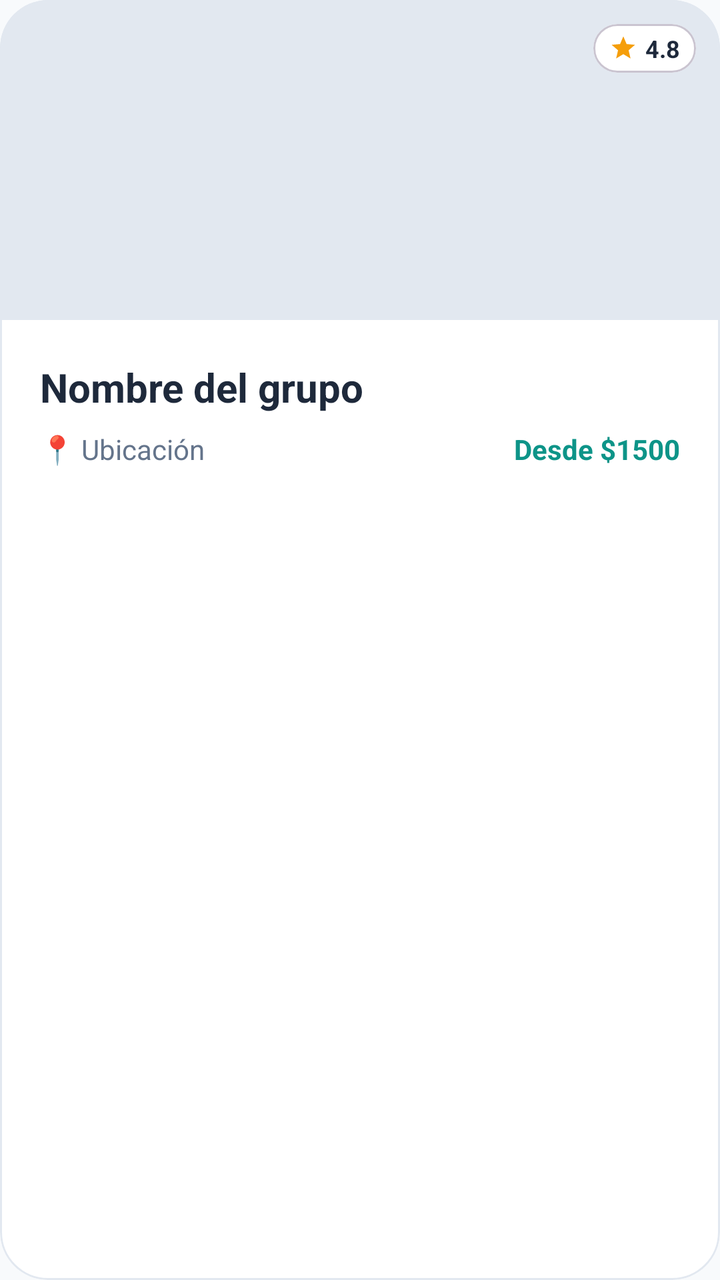
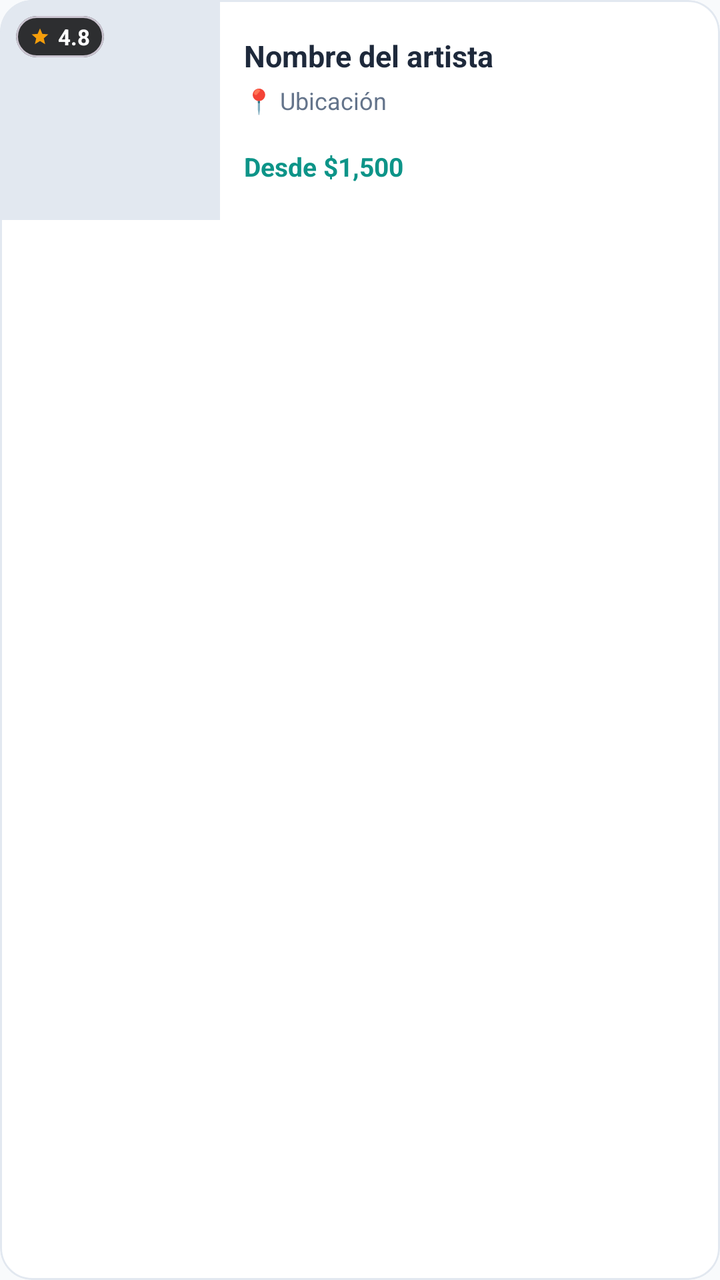

Screens rendered from an Android XML layout before and after an edit, with the pre-edit source and the edit as a unified diff.
<!-- AndroidManifest.xml: application theme Theme.ArmonihzMobile -->
<!-- res/layout/item_musician.xml -->
<?xml version="1.0" encoding="utf-8"?>
<com.google.android.material.card.MaterialCardView
    xmlns:android="http://schemas.android.com/apk/res/android"
    xmlns:app="http://schemas.android.com/apk/res-auto"
    android:layout_width="match_parent"
    android:layout_height="wrap_content"
    android:layout_marginBottom="20dp"
    app:cardBackgroundColor="@color/md_surface"
    app:cardCornerRadius="24dp"
    app:cardElevation="0dp"
    app:strokeColor="@color/md_outline"
    app:strokeWidth="1dp">

    <androidx.constraintlayout.widget.ConstraintLayout
        android:layout_width="match_parent"
        android:layout_height="wrap_content">

        <ImageView
            android:id="@+id/ivCoverPhoto"
            android:layout_width="match_parent"
            android:layout_height="160dp"
            android:background="@color/md_outline"
            android:scaleType="centerCrop"
            app:layout_constraintEnd_toEndOf="parent"
            app:layout_constraintStart_toStartOf="parent"
            app:layout_constraintTop_toTopOf="parent" />

        <com.google.android.material.card.MaterialCardView
            android:layout_width="wrap_content"
            android:layout_height="wrap_content"
            android:layout_margin="12dp"
            app:cardBackgroundColor="@color/md_surface"
            app:cardCornerRadius="12dp"
            app:cardElevation="0dp"
            app:layout_constraintEnd_toEndOf="parent"
            app:layout_constraintTop_toTopOf="parent">

            <LinearLayout
                android:layout_width="wrap_content"
                android:layout_height="wrap_content"
                android:gravity="center_vertical"
                android:orientation="horizontal"
                android:paddingHorizontal="8dp"
                android:paddingVertical="4dp">

                <ImageView
                    android:layout_width="14dp"
                    android:layout_height="14dp"
                    android:src="@drawable/ic_star"
                    app:tint="#F59E0B" /> <TextView
                android:id="@+id/tvRating"
                android:layout_width="wrap_content"
                android:layout_height="wrap_content"
                android:layout_marginStart="4dp"
                android:text="4.8"
                android:textColor="@color/md_onSurface"
                android:textSize="12sp"
                android:textStyle="bold" />
            </LinearLayout>
        </com.google.android.material.card.MaterialCardView>

        <LinearLayout
            android:layout_width="match_parent"
            android:layout_height="wrap_content"
            android:orientation="vertical"
            android:padding="20dp"
            app:layout_constraintBottom_toBottomOf="parent"
            app:layout_constraintTop_toBottomOf="@id/ivCoverPhoto">

            <TextView
                android:id="@+id/tvStageName"
                android:layout_width="wrap_content"
                android:layout_height="wrap_content"
                android:text="Nombre del grupo"
                android:textColor="@color/md_onSurface"
                android:textSize="20sp"
                android:textStyle="bold" />

            <LinearLayout
                android:layout_width="match_parent"
                android:layout_height="wrap_content"
                android:layout_marginTop="8dp"
                android:gravity="center_vertical"
                android:orientation="horizontal">

                <TextView
                    android:id="@+id/tvLocationAndRate"
                    android:layout_width="wrap_content"
                    android:layout_height="wrap_content"
                    android:text="📍 Ubicación"
                    android:textColor="@color/md_onSurfaceVariant"
                    android:textSize="14sp" />

                <View
                    android:layout_width="0dp"
                    android:layout_height="0dp"
                    android:layout_weight="1" />

                <TextView
                    android:id="@+id/tvPriceHint"
                    android:layout_width="wrap_content"
                    android:layout_height="wrap_content"
                    android:text="Desde $1500"
                    android:textColor="@color/md_primary"
                    android:textSize="14sp"
                    android:textStyle="bold" />
            </LinearLayout>

        </LinearLayout>
    </androidx.constraintlayout.widget.ConstraintLayout>
</com.google.android.material.card.MaterialCardView>
<!-- resources referenced by this layout -->
<resources>
  <color name="md_onSurface">#1E293B</color>
  <color name="md_onSurfaceVariant">#64748B</color>
  <color name="md_outline">#E2E8F0</color>
  <color name="md_primary">#0D9488</color>
  <color name="md_surface">#FFFFFF</color>
  <!-- drawable ic_star (drawable) -->
  <vector xmlns:android="http://schemas.android.com/apk/res/android" android:height="24dp" android:tint="#000000" android:viewportHeight="24" android:viewportWidth="24" android:width="24dp">
        
      <path android:fillColor="@android:color/white" android:pathData="M12,17.27L18.18,21l-1.64,-7.03L22,9.24l-7.19,-0.61L12,2 9.19,8.63 2,9.24l5.46,4.73L5.82,21z"/>
      
  </vector>
  <style name="Theme.ArmonihzMobile" parent="Base.Theme.ArmonihzMobile" />
  <style name="Base.Theme.ArmonihzMobile" parent="Theme.Material3.DayNight.NoActionBar">
  
          
          <item name="colorPrimary">@color/md_primary</item>
          <item name="colorOnPrimary">@color/md_onPrimary</item>
  
          
          <item name="android:colorBackground">@color/md_background</item>
  
          
          <item name="colorSurface">@color/md_surface</item>
          <item name="colorOnSurface">@color/md_onSurface</item>
          <item name="colorOnSurfaceVariant">@color/md_onSurfaceVariant</item>
  
          
          <item name="colorOutline">@color/md_outline</item>
  
          
          <item name="colorError">@color/md_error</item>
  
          
          <item name="colorControlActivated">@color/md_primary</item>
  
      </style>
  <color name="md_onPrimary">#FFFFFF</color>
  <color name="md_background">#F8FAFC</color>
  <color name="md_error">#EF4444</color>
</resources>

<!-- the commit's change to res/layout/item_musician.xml (unified diff, before → after) -->
@@ -4,108 +4,132 @@
     xmlns:app="http://schemas.android.com/apk/res-auto"
     android:layout_width="match_parent"
     android:layout_height="wrap_content"
-    android:layout_marginBottom="20dp"
+    android:layout_marginBottom="12dp"
     app:cardBackgroundColor="@color/md_surface"
-    app:cardCornerRadius="24dp"
+    app:cardCornerRadius="16dp"
     app:cardElevation="0dp"
     app:strokeColor="@color/md_outline"
     app:strokeWidth="1dp">
 
-    <androidx.constraintlayout.widget.ConstraintLayout
+    <LinearLayout
         android:layout_width="match_parent"
-        android:layout_height="wrap_content">
+        android:layout_height="wrap_content"
+        android:minHeight="110dp"
+        android:orientation="horizontal">
 
-        <ImageView
-            android:id="@+id/ivCoverPhoto"
-            android:layout_width="match_parent"
-            android:layout_height="160dp"
-            android:background="@color/md_outline"
-            android:scaleType="centerCrop"
-            app:layout_constraintEnd_toEndOf="parent"
-            app:layout_constraintStart_toStartOf="parent"
-            app:layout_constraintTop_toTopOf="parent" />
+        
+        <FrameLayout
+            android:layout_width="110dp"
+            android:layout_height="match_parent">
 
-        <com.google.android.material.card.MaterialCardView
-            android:layout_width="wrap_content"
-            android:layout_height="wrap_content"
-            android:layout_margin="12dp"
-            app:cardBackgroundColor="@color/md_surface"
-            app:cardCornerRadius="12dp"
-            app:cardElevation="0dp"
-            app:layout_constraintEnd_toEndOf="parent"
-            app:layout_constraintTop_toTopOf="parent">
+            <ImageView
+                android:id="@+id/ivCoverPhoto"
+                android:layout_width="match_parent"
+                android:layout_height="match_parent"
+                android:background="@color/md_outline"
+                android:scaleType="centerCrop" />
 
-            <LinearLayout
+            
+            <com.google.android.material.card.MaterialCardView
                 android:layout_width="wrap_content"
                 android:layout_height="wrap_content"
-                android:gravity="center_vertical"
-                android:orientation="horizontal"
-                android:paddingHorizontal="8dp"
-                android:paddingVertical="4dp">
+                android:layout_gravity="top|start"
+                android:layout_margin="8dp"
+                app:cardBackgroundColor="#CC000000"
+                app:cardCornerRadius="20dp"
+                app:cardElevation="0dp">
 
-                <ImageView
-                    android:layout_width="14dp"
-                    android:layout_height="14dp"
-                    android:src="@drawable/ic_star"
-                    app:tint="#F59E0B" /> <TextView
-                android:id="@+id/tvRating"
-                android:layout_width="wrap_content"
-                android:layout_height="wrap_content"
-                android:layout_marginStart="4dp"
-                android:text="4.8"
-                android:textColor="@color/md_onSurface"
-                android:textSize="12sp"
-                android:textStyle="bold" />
-            </LinearLayout>
-        </com.google.android.material.card.MaterialCardView>
+                <LinearLayout
+                    android:layout_width="wrap_content"
+                    android:layout_height="wrap_content"
+                    android:gravity="center_vertical"
+                    android:orientation="horizontal"
+                    android:paddingHorizontal="7dp"
+                    android:paddingVertical="3dp">
 
+                    <ImageView
+                        android:layout_width="10dp"
+                        android:layout_height="10dp"
+                        android:src="@drawable/ic_star"
+                        app:tint="#F59E0B" />
+
+                    <TextView
+                        android:id="@+id/tvRating"
+                        android:layout_width="wrap_content"
+                        android:layout_height="wrap_content"
+                        android:layout_marginStart="4dp"
+                        android:text="4.8"
+                        android:textColor="#FFFFFF"
+                        android:textSize="11sp"
+                        android:textStyle="bold" />
+
+                </LinearLayout>
+            </com.google.android.material.card.MaterialCardView>
+
+        </FrameLayout>
+
+        
         <LinearLayout
-            android:layout_width="match_parent"
-            android:layout_height="wrap_content"
+            android:layout_width="0dp"
+            android:layout_height="match_parent"
+            android:layout_weight="1"
             android:orientation="vertical"
-            android:padding="20dp"
-            app:layout_constraintBottom_toBottomOf="parent"
-            app:layout_constraintTop_toBottomOf="@id/ivCoverPhoto">
+            android:padding="12dp"
+            android:gravity="center_vertical">
 
+            
             <TextView
                 android:id="@+id/tvStageName"
                 android:layout_width="wrap_content"
                 android:layout_height="wrap_content"
-                android:text="Nombre del grupo"
+                android:text="Nombre del artista"
                 android:textColor="@color/md_onSurface"
-                android:textSize="20sp"
-                android:textStyle="bold" />
+                android:textSize="15sp"
+                android:textStyle="bold"
+                android:maxLines="1"
+                android:ellipsize="end" />
 
-            <LinearLayout
+            
+            <TextView
+                android:id="@+id/tvLocation"
+                android:layout_width="wrap_content"
+                android:layout_height="wrap_content"
+                android:layout_marginTop="4dp"
+                android:text="📍 Ubicación"
+                android:textColor="@color/md_onSurfaceVariant"
+                android:textSize="12sp"
+                android:maxLines="1"
+                android:ellipsize="end" />
+
+            
+            <HorizontalScrollView
                 android:layout_width="match_parent"
                 android:layout_height="wrap_content"
                 android:layout_marginTop="8dp"
-                android:gravity="center_vertical"
-                android:orientation="horizontal">
+                android:scrollbars="none">
 
-                <TextView
-                    android:id="@+id/tvLocationAndRate"
+                <com.google.android.material.chip.ChipGroup
+                    android:id="@+id/chipGroupGenres"
                     android:layout_width="wrap_content"
                     android:layout_height="wrap_content"
-                    android:text="📍 Ubicación"
-                    android:textColor="@color/md_onSurfaceVariant"
-                    android:textSize="14sp" />
+                    app:chipSpacingHorizontal="4dp"
+                    app:singleLine="true" />
 
-                <View
-                    android:layout_width="0dp"
-                    android:layout_height="0dp"
-                    android:layout_weight="1" />
+            </HorizontalScrollView>
 
-                <TextView
-                    android:id="@+id/tvPriceHint"
-                    android:layout_width="wrap_content"
-                    android:layout_height="wrap_content"
-                    android:text="Desde $1500"
-                    android:textColor="@color/md_primary"
-                    android:textSize="14sp"
-                    android:textStyle="bold" />
-            </LinearLayout>
+            
+            <TextView
+                android:id="@+id/tvPriceHint"
+                android:layout_width="wrap_content"
+                android:layout_height="wrap_content"
+                android:layout_marginTop="8dp"
+                android:text="Desde $1,500"
+                android:textColor="@color/md_primary"
+                android:textSize="13sp"
+                android:textStyle="bold" />
 
         </LinearLayout>
-    </androidx.constraintlayout.widget.ConstraintLayout>
+
+    </LinearLayout>
+
 </com.google.android.material.card.MaterialCardView>
